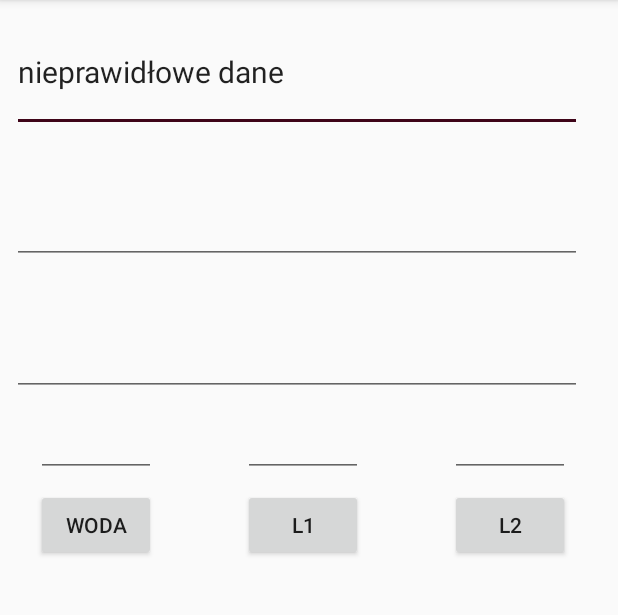
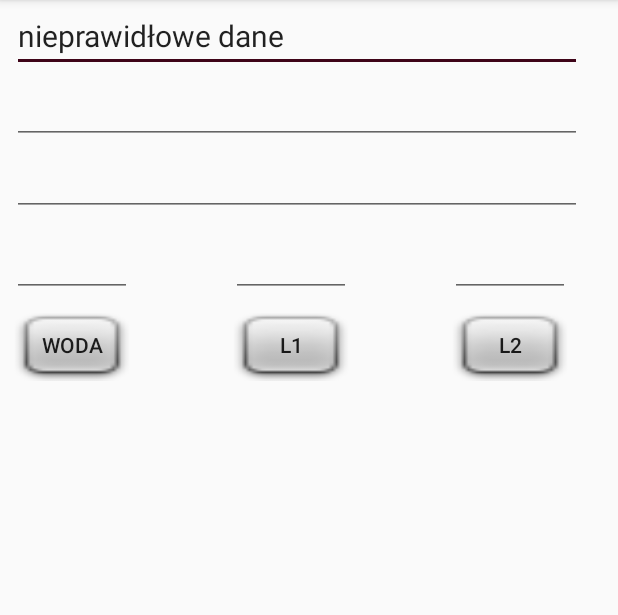
Before and after one commit to zszurman/licznikizs, an Android app: the screen it shows after launch (MainActivity), after a tap on "WODA", on a phone screen of 412 x 824 dp, the part 84-699 px from its top. Run offline under Robolectric (Android 15) with nearby library versions, the phone set to English and light mode, and no system bars.

Commit message:
Wersja ok

```diff
--- a/app/src/main/java/com/apress/gerber/liczniki/Prąd1.java
+++ b/app/src/main/java/com/apress/gerber/liczniki/Prąd1.java
@@ -57,8 +57,8 @@ public class Prąd1 {
 
     public String toString()
     {
-        return "L1: do zapłaty " + obliczLicznik(stanL) + " zł. " + "Prognoza " + obliczPrognoza(stanL)
-                + " zł.  Zużycie " + obliczZLicznik(stanL) + " zł.";
+        return "L1: zużycie " + obliczZLicznik(stanL)+  " zł. do zapłaty " + obliczLicznik(stanL)  + " zł. " + "rachunek "
+                + obliczPrognoza(stanL)  + " zł.";
     }
 
 }
--- a/app/src/main/java/com/apress/gerber/liczniki/Prąd2.java
+++ b/app/src/main/java/com/apress/gerber/liczniki/Prąd2.java
@@ -57,7 +57,7 @@ public class Prąd2 {
     }
     public String toString()
     {
-        return "L2: do zapłaty " + obliczLicznik(stanL) + " zł. " + "Prognoza " + obliczPrognoza(stanL)
-                + " zł.  Zużycie " + obliczZLicznik(stanL) + " zł.";
+        return "L2: zużycie " + obliczZLicznik(stanL)+  " zł. do zapłaty " + obliczLicznik(stanL)  + " zł. " + "rachunek "
+                + obliczPrognoza(stanL)  + " zł.";
     }
 }
--- a/app/src/main/java/com/apress/gerber/liczniki/Woda.java
+++ b/app/src/main/java/com/apress/gerber/liczniki/Woda.java
@@ -56,8 +56,8 @@ public class Woda {
 
     public String toString()
     {
-        return "W: do zapłaty " + obliczLicznik(stanL)  + " zł. " + "Prognoza " + obliczPrognoza(stanL)
-                + " zł.  zużycie: " + obliczZLicznik(stanL) + " zł.   ";
+        return "W: zużycie " + obliczZLicznik(stanL)+  " zł. do zapłaty " + obliczLicznik(stanL)  + " zł. " + "rachunek "
+                + obliczPrognoza(stanL)  + " zł.";
     }
 
 }
--- a/app/src/main/res/layout/activity_main.xml
+++ b/app/src/main/res/layout/activity_main.xml
@@ -8,12 +8,10 @@
 
     <EditText
         android:id="@+id/editText3"
-        style="@android:style/Widget.Material.AutoCompleteTextView"
         android:layout_width="0dp"
-        android:layout_height="80dp"
+        android:layout_height="wrap_content"
         android:layout_marginEnd="24dp"
         android:layout_marginStart="8dp"
-        android:layout_marginTop="8dp"
         android:ems="10"
         android:inputType="textMultiLine"
         android:textSize="20sp"
@@ -23,12 +21,10 @@
 
     <EditText
         android:id="@+id/editText4"
-        style="@android:style/Widget.Material.AutoCompleteTextView"
         android:layout_width="0dp"
-        android:layout_height="80dp"
+        android:layout_height="wrap_content"
         android:layout_marginEnd="24dp"
         android:layout_marginStart="8dp"
-        android:layout_marginTop="8dp"
         android:ems="10"
         android:inputType="textMultiLine"
         android:textSize="20sp"
@@ -38,12 +34,10 @@
 
     <EditText
         android:id="@+id/editText5"
-        style="@android:style/Widget.Material.AutoCompleteTextView"
         android:layout_width="0dp"
-        android:layout_height="80dp"
+        android:layout_height="wrap_content"
         android:layout_marginEnd="24dp"
         android:layout_marginStart="8dp"
-        android:layout_marginTop="8dp"
         android:ems="10"
         android:inputType="textMultiLine"
         android:textSize="20sp"
@@ -55,7 +49,7 @@
         android:id="@+id/editText6"
         android:layout_width="80dp"
         android:layout_height="46dp"
-        android:layout_marginStart="24dp"
+        android:layout_marginStart="8dp"
         android:layout_marginTop="8dp"
         android:ems="10"
         android:inputType="number"
@@ -90,8 +84,9 @@
         android:id="@+id/button"
         android:layout_width="80dp"
         android:layout_height="48dp"
-        android:layout_marginStart="24dp"
+        android:layout_marginStart="8dp"
         android:layout_marginTop="8dp"
+        android:background="@android:drawable/checkbox_off_background"
         android:onClick="zmW"
         android:text="Woda"
         app:layout_constraintStart_toStartOf="parent"
@@ -104,6 +99,7 @@
         android:layout_marginEnd="8dp"
         android:layout_marginStart="8dp"
         android:layout_marginTop="8dp"
+        android:background="@android:drawable/checkbox_off_background"
         android:onClick="zmL1"
         android:text="L1"
         app:layout_constraintEnd_toStartOf="@+id/button3"
@@ -116,6 +112,7 @@
         android:layout_height="48dp"
         android:layout_marginEnd="32dp"
         android:layout_marginTop="8dp"
+        android:background="@android:drawable/checkbox_off_background"
         android:onClick="zmL2"
         android:text="L2"
         app:layout_constraintEnd_toEndOf="parent"
--- a/build.gradle
+++ b/build.gradle
@@ -7,7 +7,7 @@ buildscript {
         jcenter()
     }
     dependencies {
-        classpath 'com.android.tools.build:gradle:3.1.0'
+        classpath 'com.android.tools.build:gradle:3.1.1'
 
 
         // NOTE: Do not place your application dependencies here; they belong
```
